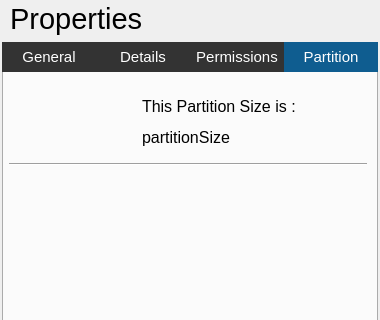
Old version of the form corefm/propertiesw.ui in the repository rahmanshaber/corebox; both pictures show x 0 to 380 and y 0 to 320 of the 380 by 500 pixel window.
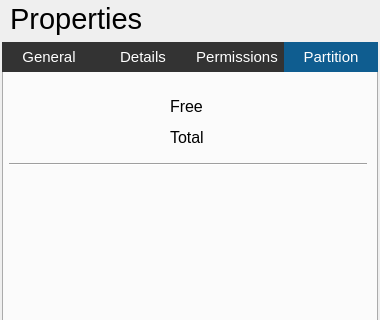
New version of the form. The open tabs and pages were chosen to show the change. Icons and pictures are not drawn.

The edit to the form file:
```diff
--- a/corefm/propertiesw.ui
+++ b/corefm/propertiesw.ui
@@ -830,46 +830,6 @@
          </property>
         </widget>
        </item>
-       <item row="0" column="1">
-        <spacer name="horizontalSpacer_3">
-         <property name="orientation">
-          <enum>Qt::Horizontal</enum>
-         </property>
-         <property name="sizeType">
-          <enum>QSizePolicy::Fixed</enum>
-         </property>
-         <property name="sizeHint" stdset="0">
-          <size>
-           <width>47</width>
-           <height>20</height>
-          </size>
-         </property>
-        </spacer>
-       </item>
-       <item row="0" column="2">
-        <widget class="QLabel" name="label_21">
-         <property name="font">
-          <font>
-           <pointsize>12</pointsize>
-          </font>
-         </property>
-         <property name="text">
-          <string>This Partition Size is :</string>
-         </property>
-        </widget>
-       </item>
-       <item row="1" column="2">
-        <widget class="QLabel" name="partitionSize">
-         <property name="font">
-          <font>
-           <pointsize>12</pointsize>
-          </font>
-         </property>
-         <property name="text">
-          <string>partitionSize</string>
-         </property>
-        </widget>
-       </item>
        <item row="0" column="0" rowspan="2">
         <widget class="QPushButton" name="pushButton_3">
          <property name="minimumSize">
@@ -902,6 +862,46 @@
          </property>
         </widget>
        </item>
+       <item row="1" column="2" colspan="2">
+        <widget class="QLabel" name="sizetotal">
+         <property name="font">
+          <font>
+           <pointsize>12</pointsize>
+          </font>
+         </property>
+         <property name="text">
+          <string>Total</string>
+         </property>
+        </widget>
+       </item>
+       <item row="0" column="2" colspan="2">
+        <widget class="QLabel" name="sizefree">
+         <property name="font">
+          <font>
+           <pointsize>12</pointsize>
+          </font>
+         </property>
+         <property name="text">
+          <string>Free</string>
+         </property>
+        </widget>
+       </item>
+       <item row="0" column="1" rowspan="2">
+        <spacer name="horizontalSpacer_3">
+         <property name="orientation">
+          <enum>Qt::Horizontal</enum>
+         </property>
+         <property name="sizeType">
+          <enum>QSizePolicy::Fixed</enum>
+         </property>
+         <property name="sizeHint" stdset="0">
+          <size>
+           <width>47</width>
+           <height>20</height>
+          </size>
+         </property>
+        </spacer>
+       </item>
       </layout>
      </widget>
     </widget>
```
Left out of the diff: 2 changed lines with no effect on the pictures.
